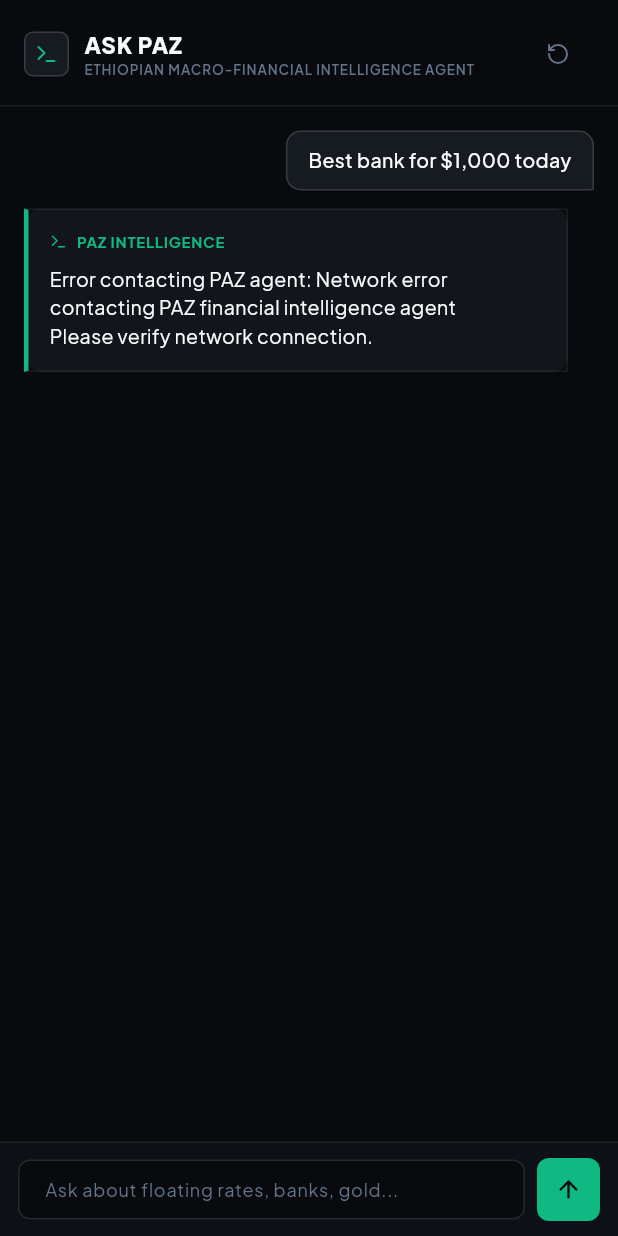
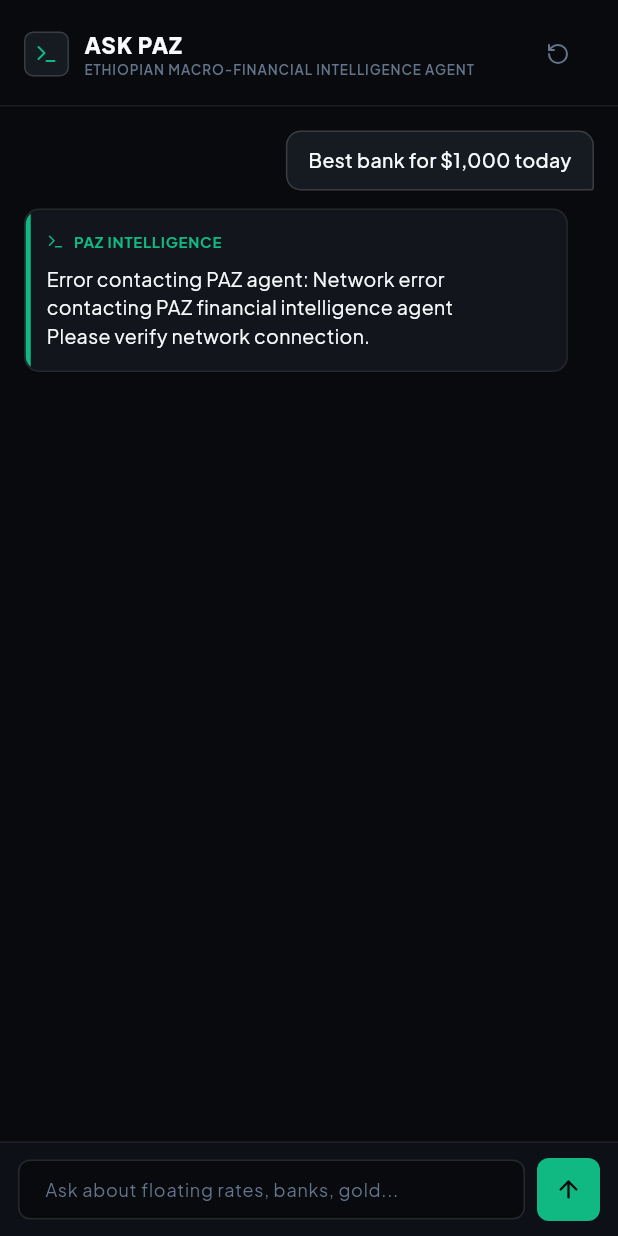
Before and after one commit to charismatic-design/paz-mobile, a Flutter app: the AskPazScreen screen opened directly, after a tap on an icon or button, on a phone screen of 412 x 824 dp. Run offline on Flutter 3.47's test engine with Material 3 defaults, Android fonts, the phone set to English and light mode, and no system bars; our stand-ins replace flutter_secure_storage, google_fonts, lucide_icons_flutter; accounts and stored records are empty; network calls fail.

Commit message:
fix(ui): resolve BoxDecoration borderRadius assertion and Row overflow in Ask PAZ

```diff
--- a/lib/features/ask_paz/ask_paz_screen.dart
+++ b/lib/features/ask_paz/ask_paz_screen.dart
@@ -161,8 +161,10 @@ class _AskPazScreenState extends State<AskPazScreen> {
             ),
           ),
           const SizedBox(width: 10),
-          Column(
+          Expanded(
+            child: Column(
               crossAxisAlignment: CrossAxisAlignment.start,
+              mainAxisSize: MainAxisSize.min,
               children: [
                 Text(
                   'ASK PAZ',
@@ -175,6 +177,8 @@ class _AskPazScreenState extends State<AskPazScreen> {
                 ),
                 Text(
                   'ETHIOPIAN MACRO-FINANCIAL INTELLIGENCE AGENT',
+                  maxLines: 1,
+                  overflow: TextOverflow.ellipsis,
                   style: GoogleFonts.plusJakartaSans(
                     fontSize: 9,
                     fontWeight: FontWeight.w600,
@@ -184,7 +188,7 @@ class _AskPazScreenState extends State<AskPazScreen> {
                 ),
               ],
             ),
-          const Spacer(),
+          ),
           if (_messages.isNotEmpty)
             IconButton(
               icon: const Icon(LucideIcons.rotateCcw, size: 16, color: PazColors.textDim),
@@ -227,13 +231,17 @@ class _AskPazScreenState extends State<AskPazScreen> {
                       ),
                     ),
                     const SizedBox(width: 8),
-                    Text(
+                    Expanded(
+                      child: Text(
                         'PAZ FINANCIAL AGENT READY',
+                        maxLines: 1,
+                        overflow: TextOverflow.ellipsis,
                         style: GoogleFonts.plusJakartaSans(
                           fontSize: 11,
                           fontWeight: FontWeight.w700,
                           letterSpacing: 0.5,
                           color: PazColors.emerald,
+                        ),
                       ),
                     ),
                   ],
@@ -289,12 +297,14 @@ class _AskPazScreenState extends State<AskPazScreen> {
                     children: [
                       const Icon(LucideIcons.arrowUpRight, size: 12, color: PazColors.emerald),
                       const SizedBox(width: 6),
-                      Text(
+                      Flexible(
+                        child: Text(
                           suggestion,
                           style: GoogleFonts.plusJakartaSans(
                             fontSize: 12,
                             fontWeight: FontWeight.w500,
                             color: PazColors.textSecondary,
+                          ),
                         ),
                       ),
                     ],
@@ -362,13 +372,22 @@ class _AskPazScreenState extends State<AskPazScreen> {
           decoration: BoxDecoration(
             color: PazColors.card,
             borderRadius: BorderRadius.circular(10),
-            border: const Border(
-              left: BorderSide(color: PazColors.emerald, width: 3),
-              top: BorderSide(color: PazColors.cardBorder),
-              right: BorderSide(color: PazColors.cardBorder),
-              bottom: BorderSide(color: PazColors.cardBorder),
+            border: Border.all(color: PazColors.cardBorder),
+          ),
+          child: ClipRRect(
+            borderRadius: BorderRadius.circular(10),
+            child: Stack(
+              children: [
+                Positioned(
+                  left: 0,
+                  top: 0,
+                  bottom: 0,
+                  width: 3.5,
+                  child: Container(
+                    color: PazColors.emerald,
                   ),
                 ),
+                Padding(
                   padding: const EdgeInsets.all(14),
                   child: Column(
                     crossAxisAlignment: CrossAxisAlignment.start,
@@ -377,13 +396,17 @@ class _AskPazScreenState extends State<AskPazScreen> {
                         children: [
                           const Icon(LucideIcons.terminal, size: 12, color: PazColors.emerald),
                           const SizedBox(width: 6),
-                  Text(
+                          Expanded(
+                            child: Text(
                               'PAZ INTELLIGENCE',
+                              maxLines: 1,
+                              overflow: TextOverflow.ellipsis,
                               style: GoogleFonts.plusJakartaSans(
                                 fontSize: 10,
                                 fontWeight: FontWeight.w700,
                                 letterSpacing: 0.5,
                                 color: PazColors.emerald,
+                              ),
                             ),
                           ),
                         ],
@@ -442,6 +465,10 @@ class _AskPazScreenState extends State<AskPazScreen> {
                     ],
                   ),
                 ),
+              ],
+            ),
+          ),
+        ),
       );
     }
   }
@@ -460,12 +487,16 @@ class _AskPazScreenState extends State<AskPazScreen> {
             ),
           ),
           const SizedBox(width: 8),
-          Text(
+          Expanded(
+            child: Text(
               'PAZ is analyzing market data...',
+              maxLines: 1,
+              overflow: TextOverflow.ellipsis,
               style: GoogleFonts.plusJakartaSans(
                 fontSize: 11,
                 fontStyle: FontStyle.italic,
                 color: PazColors.textDim,
+              ),
             ),
           ),
         ],
```
Also changed, not shown: lib/features/account/account_screen.dart (+6 -1 lines), lib/features/alerts/alerts_screen.dart (+6 -2 lines), lib/features/terminal/markets_screen.dart (+6 -2 lines), 1 other file. Lines whose indentation alone changed are shown as unchanged.
